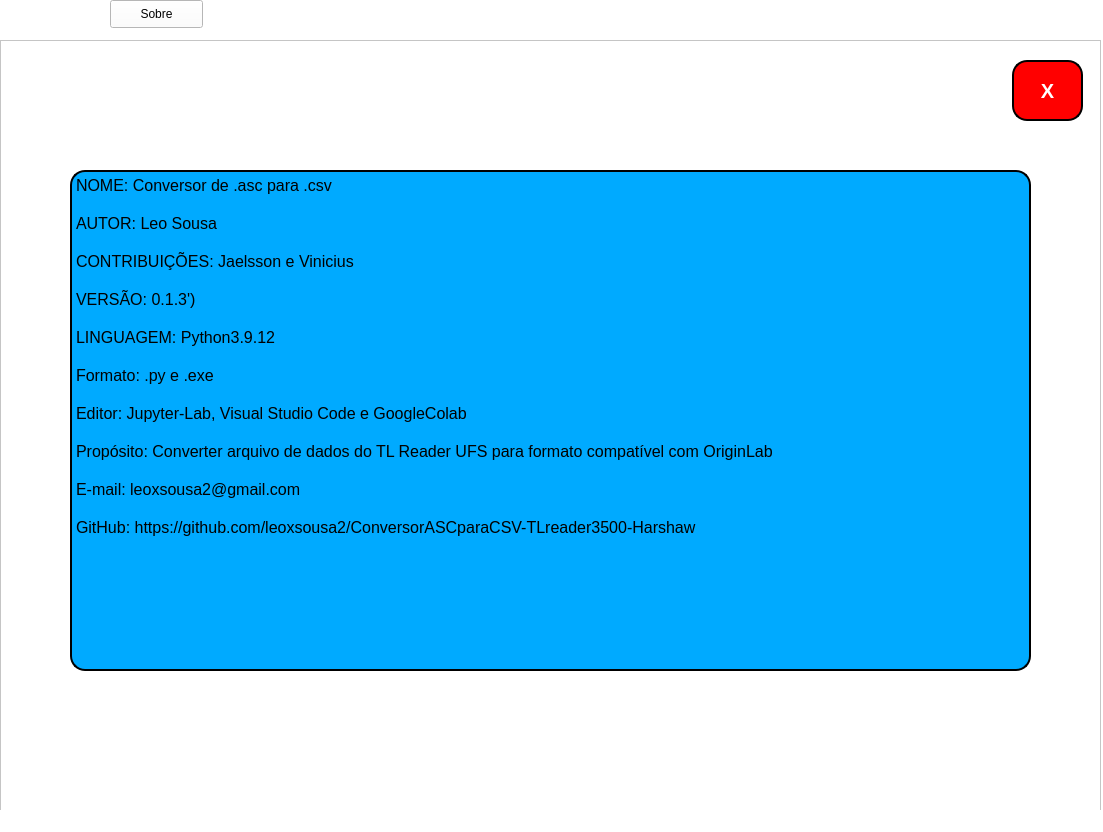
Above: tela_1.ui from leoxsousa2/ConversorASCparaCSV-TLreader3500-Harshaw before the change. Below: the same form after it.
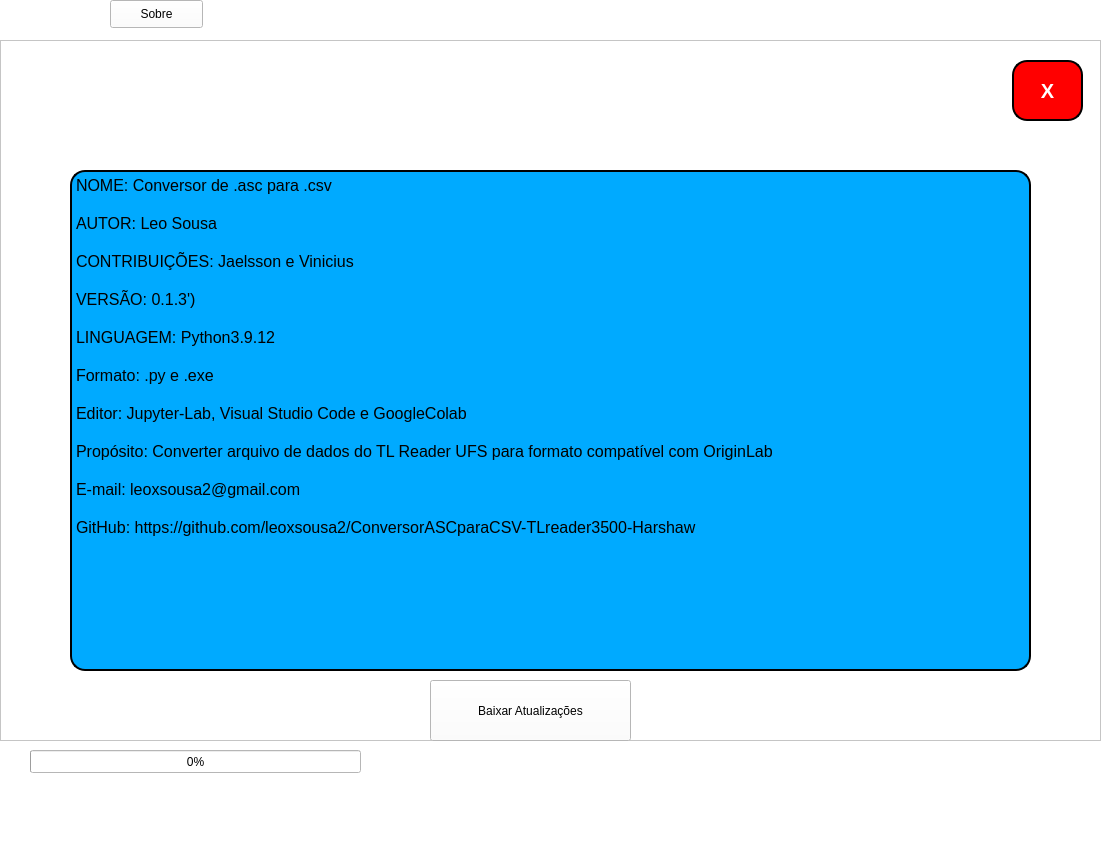
That is the form after the change. Icons and pictures are not drawn.

Commit message: Alteração e planejamento de atualizações

```diff
--- a/tela_1.ui
+++ b/tela_1.ui
@@ -7,7 +7,7 @@
     <x>0</x>
     <y>0</y>
     <width>1103</width>
-    <height>832</height>
+    <height>863</height>
    </rect>
   </property>
   <property name="windowTitle">
@@ -251,7 +251,7 @@
       <x>0</x>
       <y>40</y>
       <width>1101</width>
-      <height>791</height>
+      <height>701</height>
      </rect>
     </property>
     <property name="font">
@@ -339,6 +339,19 @@
 &lt;p style=&quot;-qt-paragraph-type:empty; margin-top:0px; margin-bottom:0px; margin-left:0px; margin-right:0px; -qt-block-indent:0; text-indent:0px; font-family:'Consolas','Courier New','monospace'; font-size:12pt; color:#000000;&quot;&gt;&lt;br /&gt;&lt;/p&gt;&lt;/body&gt;&lt;/html&gt;</string>
      </property>
     </widget>
+    <widget class="QPushButton" name="pushButton_5">
+     <property name="geometry">
+      <rect>
+       <x>430</x>
+       <y>640</y>
+       <width>201</width>
+       <height>61</height>
+      </rect>
+     </property>
+     <property name="text">
+      <string>Baixar Atualizações</string>
+     </property>
+    </widget>
    </widget>
   </widget>
   <widget class="QStatusBar" name="statusbar"/>
```
The commit also changes 6 other files.
